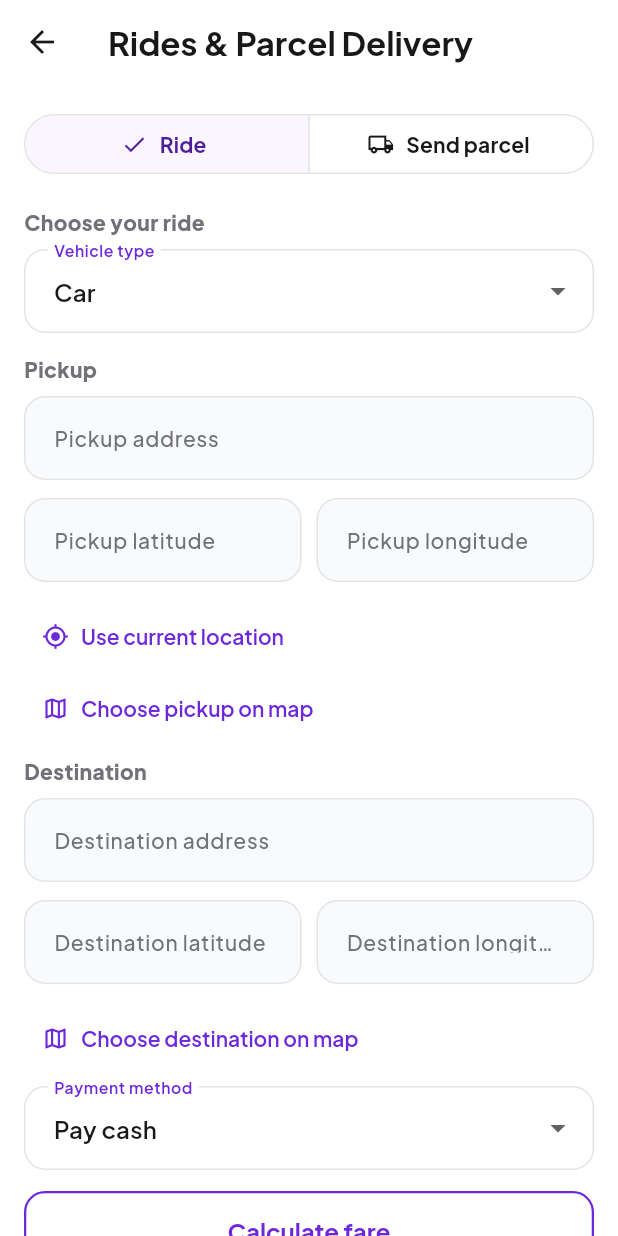
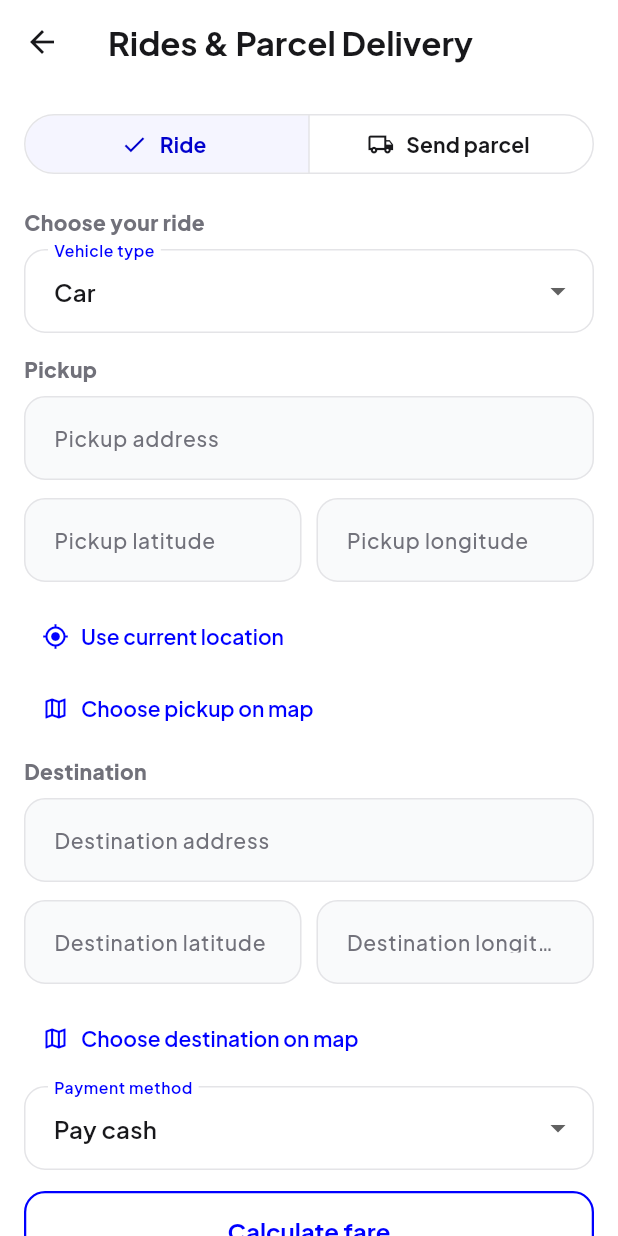
Before and after one commit to daveEmpire03/superapp, a Flutter app: the HomeScreen screen opened by its route, after a tap on "Rides & Parcels", on a phone screen of 412 x 824 dp. Run offline on Flutter 3.47's test engine with Material 3 defaults, Android fonts, the phone set to English and light mode, and no system bars; our stand-ins replace cached_network_image, dio, equatable, flutter_map, flutter_riverpod, flutter_secure_storage and 7 more; accounts and stored records are empty; network calls fail.

Commit message:
style: update Bokku Mart brand color to blue

```diff
--- a/lib/core/constants/app_colors.dart
+++ b/lib/core/constants/app_colors.dart
@@ -7,32 +7,29 @@ abstract final class AppColors {
   // Brand
   // ---------------------------------------------------------------------------
 
-  /// Main Bokku Mart brand colour.
-  static const Color primary = Color(0xFF6D28D9);
+  /// Main Bokku Mart brand colour — pure blue.
+  static const Color primary = Color(0xFF0000FF);
 
-  /// Darker brand purple.
-  static const Color primaryDark = Color(0xFF4C1D95);
+  /// Darker brand blue.
+  static const Color primaryDark = Color(0xFF0000CC);
 
-  /// Lighter brand purple.
-  static const Color primaryLight = Color(0xFF8B5CF6);
+  /// Lighter brand blue.
+  static const Color primaryLight = Color(0xFF4D4DFF);
 
-  /// Soft purple background.
-  static const Color primarySoft = Color(0xFFF3E8FF);
+  /// Soft blue background.
+  static const Color primarySoft = Color(0xFFEEEEFF);
 
-  /// Backward-compatible semantic name used throughout the existing UI.
-  ///
-  /// This now maps to the new purple design system.
+  /// Backward-compatible semantic name.
   static const Color primarySurface = primarySoft;
 
   // ---------------------------------------------------------------------------
   // Secondary brand colours
   // ---------------------------------------------------------------------------
 
-  /// Secondary accent for places that previously used the old secondary colour.
   static const Color secondary = primaryLight;
 
-  /// Soft secondary background.
-  static const Color secondaryLight = Color(0xFFEDE9FE);
+  /// Soft secondary blue background.
+  static const Color secondaryLight = Color(0xFFE0E0FF);
 
   // ---------------------------------------------------------------------------
   // Backgrounds / surfaces
@@ -45,8 +42,8 @@ abstract final class AppColors {
   /// Raised cards, sheets and elevated content.
   static const Color surfaceElevated = Color(0xFFFFFFFF);
 
-  /// Very soft purple surface for highlighted sections.
-  static const Color surfacePurple = Color(0xFFFAF5FF);
+  /// Very soft blue surface for highlighted sections.
+  static const Color surfacePurple = Color(0xFFF5F5FF);
 
   // ---------------------------------------------------------------------------
   // Text
@@ -56,7 +53,6 @@ abstract final class AppColors {
 
   static const Color textSecondary = Color(0xFF71717A);
 
-  /// Muted captions, placeholders and inactive navigation.
   static const Color textMuted = Color(0xFFA1A1AA);
 
   static const Color textOnPrimary = Color(0xFFFFFFFF);
@@ -71,24 +67,14 @@ abstract final class AppColors {
   // Semantic status colours
   // ---------------------------------------------------------------------------
 
-  /// Keep success green.
-  ///
-  /// Used for:
-  /// - email verified
-  /// - phone verified
-  /// - in stock
-  /// - successful payment
-  /// - completed order
   static const Color success = Color(0xFF16A34A);
 
   static const Color successSurface = Color(0xFFF0FDF4);
 
-  /// Warning / attention state.
   static const Color warning = Color(0xFFF59E0B);
 
   static const Color warningSurface = Color(0xFFFFFBEB);
 
-  /// Errors and destructive actions.
   static const Color error = Color(0xFFDC2626);
 
   static const Color errorSurface = Color(0xFFFEF2F2);
@@ -97,16 +83,13 @@ abstract final class AppColors {
   // Deals / promotions
   // ---------------------------------------------------------------------------
 
-  /// Discounts remain red so they visually stand apart from the purple brand.
   static const Color discount = Color(0xFFEF4444);
 
   // ---------------------------------------------------------------------------
   // Backward compatibility
   // ---------------------------------------------------------------------------
 
-  /// Old name retained while the UI is progressively migrated.
   static const Color accentRed = error;
 
-  /// Old red surface retained for existing widgets.
   static const Color accentRedSurface = errorSurface;
 }
```
